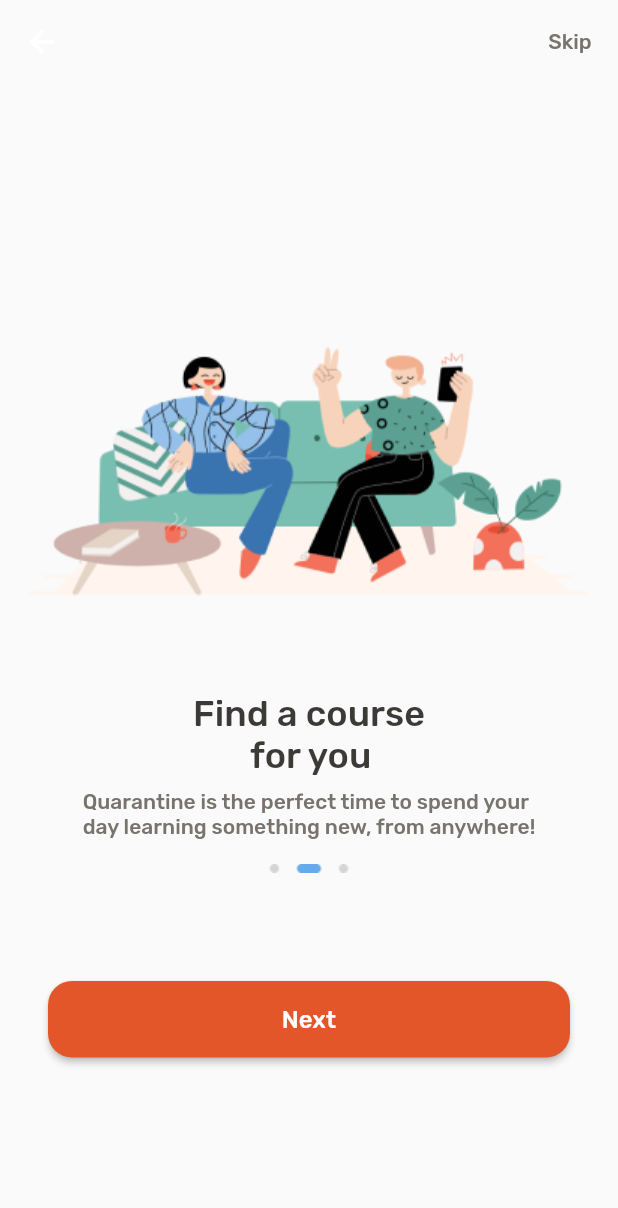
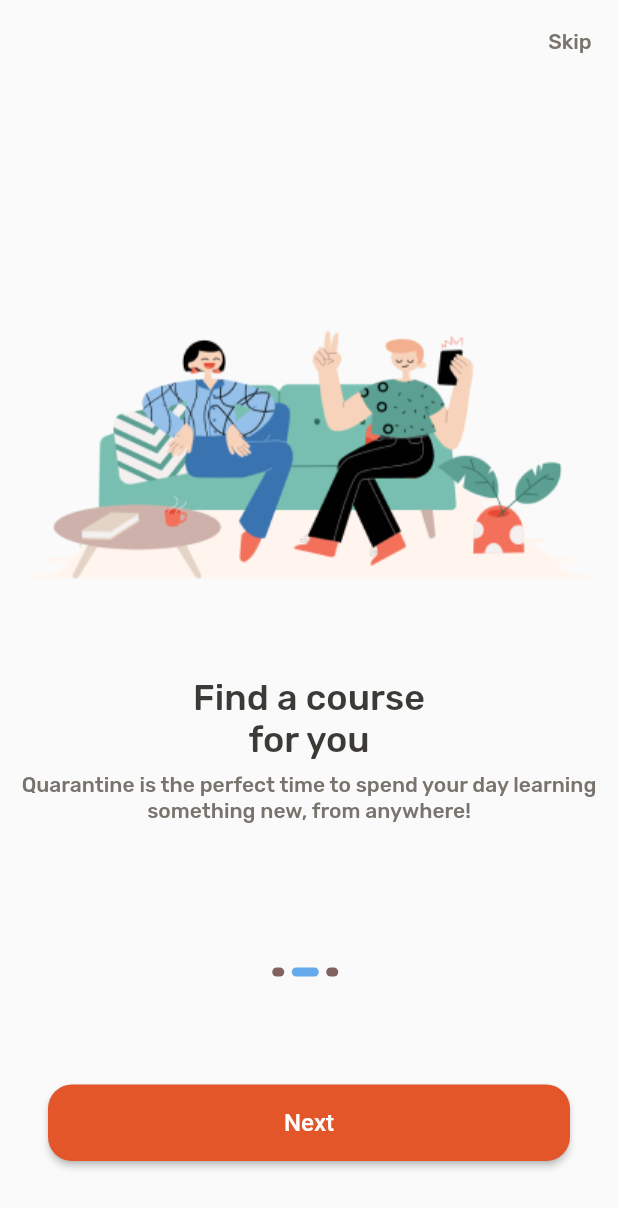
Before and after one commit to Hippip/quizz, a Flutter app: the screen it shows after launch, after a tap on "Next", on a phone screen of 412 x 824 dp. Shown: the top 1208 px of the screen. Run offline on Flutter 3.47's test engine with Material 2 defaults, Android fonts, the phone set to English and light mode, and no system bars; our stand-ins replace shared_preferences.

Commit message:
change onboarding

```diff
--- /dev/null
+++ b/lib/feature/onboarding/content_modal.dart
@@ -0,0 +1,33 @@
+import 'package:quizz/assets.dart';
+
+class unboardingContent {
+  String image;
+  String title;
+  String discription;
+
+  unboardingContent({
+    required this.image,
+    required this.title,
+    required this.discription,
+  });
+}
+
+List<unboardingContent> content = [
+  unboardingContent(
+      image: Assets.assets_images_i1_png,
+      title: "Learn anytime\n"
+          "and anywhere",
+      discription:
+          "Quarantine is the perfect time to spend your day learning something new, from anywhere!"),
+  unboardingContent(
+      image: Assets.assets_images_i2_png,
+      title: "Find a course\n"
+          "for you",
+      discription:
+          "Quarantine is the perfect time to spend your day learning something new, from anywhere!"),
+  unboardingContent(
+      image: Assets.assets_images_i3_png,
+      title: "\nImprove your skills",
+      discription:
+          "Quarantine is the perfect time to spend your day learning something new, from anywhere!"),
+];
--- a/lib/feature/onboarding/onboarding_screen.dart
+++ b/lib/feature/onboarding/onboarding_screen.dart
@@ -1,4 +1,5 @@
 import 'package:flutter/material.dart';
+import 'package:quizz/feature/onboarding/content_modal.dart';
 
 class Onboarding extends StatefulWidget {
   const Onboarding({super.key});
@@ -8,24 +9,21 @@ class Onboarding extends StatefulWidget {
 }
 
 class _OnboardingState extends State<Onboarding> {
+  int currentIndex = 0;
+  PageController? _controller;
+
   @override
-  Widget build(BuildContext context) {
-    return Scaffold(
-      body: PageView(
-        children: const [Intro(), Intro2(), Intro3()],
-      ),
-    );
-  }
+  void initState() {
+    _controller = PageController(initialPage: 0);
+    super.initState();
   }
 
-class Intro extends StatefulWidget {
-  const Intro({super.key});
-
   @override
-  State<Intro> createState() => _IntroState();
+  void dispose() {
+    _controller?.dispose();
+    super.dispose();
   }
 
-class _IntroState extends State<Intro> {
   @override
   Widget build(BuildContext context) {
     return Scaffold(
@@ -34,259 +32,111 @@ class _IntroState extends State<Intro> {
         elevation: 0,
         actions: [
           TextButton(
-              onPressed: (() {}),
-              child: const Text("Skip",
+              onPressed: () {
+                Navigator.of(context)
+                    .pushNamedAndRemoveUntil("/home", (route) => false);
+              },
+              child: const Text(
+                "Skip",
                 style: TextStyle(
                     fontSize: 14,
                     fontWeight: FontWeight.w500,
-                      color: Color(0xff78746D))))
+                    color: Color(0xff78746D)),
+              ))
         ],
       ),
-      //bottomNavigationBar: Image.asset("assets/images/homebar.png"),
-      body: Column(
+      body: Column(children: [
+        const SizedBox(height: 115),
+        Expanded(
+            child: PageView.builder(
+                controller: _controller,
+                itemCount: content.length,
+                onPageChanged: (int index) {
+                  setState(() {
+                    currentIndex = index;
+                  });
+                },
+                itemBuilder: (_, i) {
+                  return Column(
                     children: [
-          const SizedBox(height: 115),
-          Padding(
-            padding: const EdgeInsets.only(bottom: 16),
-            child: Column(
-              mainAxisSize: MainAxisSize.max,
-              children: [
-                Image.asset("assets/images/i1.png"),
+                      Image.asset(content[i].image),
                       const SizedBox(height: 16),
-                const Text(
-                  "Learn anytime and anywhere",
+                      Text(
+                        content[i].title,
                         textAlign: TextAlign.center,
-                  style: TextStyle(
+                        style: const TextStyle(
                             fontSize: 24,
                             fontWeight: FontWeight.w500,
                             color: Color(0xff3C3A36)),
                       ),
                       const SizedBox(height: 8),
-                const Text(
-                  "Quarantine is the perfect time to spend your day learning something new, from anywhere!",
+                      Text(
+                        content[i].discription,
                         textAlign: TextAlign.center,
-                  style: TextStyle(
+                        style: const TextStyle(
                             fontSize: 14,
                             fontWeight: FontWeight.w400,
                             color: Color(0xff78746D)),
                       ),
-                const SizedBox(height: 16),
-                Image.asset("assets/images/pa1.png"),
-                const SizedBox(height: 70),
+                    ],
+                  );
+                })),
         Padding(
-                  padding: const EdgeInsets.symmetric(horizontal: 32),
-                  child: ElevatedButton(
-                      style: ElevatedButton.styleFrom(
-                        shape: RoundedRectangleBorder(
-                            borderRadius: BorderRadius.circular(16)),
-                        backgroundColor: const Color(0xffE3562A),
-                      ),
-                      onPressed: (() {
-                        Navigator.of(context).pushNamed("/onBoarding2");
-                        // setState(() {
-                        //   widget.press.call();
-                        // });
-                      }),
-                      child: const Padding(
-                        padding:
-                            EdgeInsets.symmetric(horizontal: 32, vertical: 16),
+          padding: const EdgeInsets.only(top: 16, bottom: 72),
           child: Row(
             mainAxisAlignment: MainAxisAlignment.center,
-                          children: [
-                            Text(
-                              "Next",
-                              style: TextStyle(
-                                  fontSize: 16,
-                                  fontWeight: FontWeight.w500,
-                                  color: Colors.white),
-                            ),
-                          ],
-                        ),
-                      )),
-                ),
-              ],
+            children: List.generate(
+                content.length, (index) => buildDot(index, context)),
           ),
         ),
-        ],
-      ),
-    );
-  }
-}
-
-class Intro2 extends StatefulWidget {
-  const Intro2({super.key});
-
-  @override
-  State<Intro2> createState() => _Intro2State();
-}
-
-class _Intro2State extends State<Intro2> {
-  @override
-  Widget build(BuildContext context) {
-    return Scaffold(
-      appBar: AppBar(
-        backgroundColor: Colors.transparent,
-        elevation: 0,
-        actions: [
-          TextButton(
-              onPressed: (() {}),
-              child: const Text("Skip",
-                  style: TextStyle(
-                      fontSize: 14,
-                      fontWeight: FontWeight.w500,
-                      color: Color(0xff78746D))))
-        ],
-      ),
-      //bottomNavigationBar: Image.asset("assets/images/homebar.png"),
-      body: Column(
-        children: [
-          const SizedBox(height: 126),
-          Padding(
-            padding: const EdgeInsets.only(bottom: 16),
-            child: Column(
-              mainAxisSize: MainAxisSize.max,
-              children: [
-                Image.asset("assets/images/i2.png"),
-                const SizedBox(height: 16),
-                const Text(
-                  "Find a course\n"
-                  "       for you",
-                  style: TextStyle(
-                      fontSize: 24,
-                      fontWeight: FontWeight.w500,
-                      color: Color(0xff3C3A36)),
-                ),
-                const SizedBox(height: 8),
-                const Text(
-                  "Quarantine is the perfect time to spend your\n"
-                  "day learning something new, from anywhere!",
-                  style: TextStyle(
-                      fontSize: 14,
-                      fontWeight: FontWeight.w400,
-                      color: Color(0xff78746D)),
-                ),
-                const SizedBox(height: 16),
-                Image.asset("assets/images/p2.png"),
-                const SizedBox(height: 72),
         Padding(
           padding: const EdgeInsets.symmetric(horizontal: 32),
           child: ElevatedButton(
               style: ElevatedButton.styleFrom(
                   backgroundColor: const Color(0xffE3562A),
+                  textStyle: const TextStyle(
+                      fontSize: 16,
+                      fontWeight: FontWeight.w500,
+                      color: Colors.white),
                   shape: RoundedRectangleBorder(
-                            borderRadius: BorderRadius.circular(16)),
-                      ),
-                      onPressed: (() {
-                        Navigator.of(context).pushNamed("/onBoarding3");
-                      }),
-                      child: const Padding(
+                      borderRadius: BorderRadius.circular(16))),
+              onPressed: () {
+                if (currentIndex == content.length - 1) {
+                  Navigator.of(context).pushNamed("/home");
+                }
+                _controller?.nextPage(
+                    duration: const Duration(milliseconds: 100),
+                    curve: Curves.bounceIn);
+              },
+              child: Padding(
                 padding:
-                            EdgeInsets.symmetric(horizontal: 32, vertical: 16),
+                    const EdgeInsets.symmetric(horizontal: 32, vertical: 16),
                 child: Row(
                   mainAxisAlignment: MainAxisAlignment.center,
                   children: [
-                            Text(
-                              "Next",
-                              style: TextStyle(
-                                  fontSize: 16,
-                                  fontWeight: FontWeight.w500,
-                                  color: Colors.white),
-                            ),
+                    Text(currentIndex == content.length - 1
+                        ? "Let's Start"
+                        : "Next"),
                   ],
                 ),
               )),
         ),
-              ],
-            ),
-          ),
-        ],
-      ),
+        const SizedBox(height: 50),
+      ]),
     );
   }
-}
 
-class Intro3 extends StatefulWidget {
-  const Intro3({super.key});
-
-  @override
-  State<Intro3> createState() => _Intro3State();
-}
-
-class _Intro3State extends State<Intro3> {
-  @override
-  Widget build(BuildContext context) {
-    return Scaffold(
-      appBar: AppBar(
-        backgroundColor: Colors.transparent,
-        elevation: 0,
-        actions: [
-          TextButton(
-              onPressed: (() {}),
-              child: const Text("Skip",
-                  style: TextStyle(
-                      fontSize: 14,
-                      fontWeight: FontWeight.w500,
-                      color: Color(0xff78746D))))
-        ],
-      ),
-      //bottomNavigationBar: Image.asset("assets/images/homebar.png"),
-      body: Padding(
-        padding: const EdgeInsets.only(top: 122, bottom: 16),
-        child: Column(
-          mainAxisSize: MainAxisSize.max,
-          children: [
-            Image.asset("assets/images/i3.png"),
-            const SizedBox(height: 16),
-            const Text(
-              "\n"
-              "Improve your skills",
-              style: TextStyle(
-                  fontSize: 24,
-                  fontWeight: FontWeight.w500,
-                  color: Color(0xff3C3A36)),
-            ),
-            const SizedBox(height: 8),
-            const Text(
-              "Quarantine is the perfect time to spend your\n"
-              "day learning something new, from anywhere!",
-              style: TextStyle(
-                  fontSize: 14,
-                  fontWeight: FontWeight.w400,
-                  color: Color(0xff78746D)),
-            ),
-            const SizedBox(height: 16),
-            Image.asset("assets/images/p2.png"),
-            const SizedBox(height: 77),
-            Padding(
-              padding: const EdgeInsets.symmetric(horizontal: 32),
-              child: ElevatedButton(
-                  style: ElevatedButton.styleFrom(
-                    backgroundColor: const Color(0xffE3562A),
-                    shape: RoundedRectangleBorder(
-                        borderRadius: BorderRadius.circular(16)),
-                  ),
-                  onPressed: (() {
-                    Navigator.of(context).pushNamed("/home");
-                  }),
-                  child: const Padding(
-                    padding: EdgeInsets.symmetric(horizontal: 32, vertical: 16),
-                    child: Row(
-                      mainAxisAlignment: MainAxisAlignment.center,
-                      children: [
-                        Text(
-                          "Let's Start",
-                          style: TextStyle(
-                              fontSize: 16,
-                              fontWeight: FontWeight.w500,
-                              color: Colors.white),
-                        ),
-                      ],
-                    ),
-                  )),
-            ),
-          ],
-        ),
-      ),
-    );
+  Container buildDot(int index, BuildContext context) {
+    return Container(
+        height: 6,
+        width: currentIndex == index ? 18 : 8,
+        margin: const EdgeInsets.only(right: 5),
+        decoration: currentIndex == index
+            ? BoxDecoration(
+                borderRadius: BorderRadius.circular(20),
+                color: const Color(0xff65AAEA))
+            : BoxDecoration(
+                borderRadius: BorderRadius.circular(100),
+                color: const Color.fromARGB(255, 129, 98, 96)));
   }
 }
--- a/lib/feature/splash/splash.dart
+++ b/lib/feature/splash/splash.dart
@@ -1,6 +1,7 @@
 import 'dart:async';
 
 import 'package:flutter/material.dart';
+import 'package:quizz/assets.dart';
 import 'package:shared_preferences/shared_preferences.dart';
 
 class Splash extends StatefulWidget {
@@ -51,7 +52,7 @@ class _SplashState extends State<Splash> {
         child: Column(
           children: [
             const SizedBox(height: 243),
-            Image.asset("assets/images/i0.png"),
+            Image.asset(Assets.assets_images_i0_png),
             const SizedBox(height: 16),
             const Text(
               "CodeFactory",
--- a/lib/intro/Router.dart
+++ b/lib/intro/Router.dart
@@ -14,18 +14,6 @@ class router {
         {
           return MaterialPageRoute(builder: (_) => const Onboarding());
         }
-      case "/onBoarding1":
-        {
-          return MaterialPageRoute(builder: (_) => const Intro());
-        }
-      case "/onBoarding2":
-        {
-          return MaterialPageRoute(builder: (_) => const Intro2());
-        }
-      case "/onBoarding3":
-        {
-          return MaterialPageRoute(builder: (_) => const Intro3());
-        }
       case "/home":
         {
           return MaterialPageRoute(builder: (_) => const Home());
--- a/pubspec.yaml
+++ b/pubspec.yaml
@@ -42,6 +42,7 @@ dependencies:
   cupertino_icons: ^1.0.2
   image: ^4.0.17
   shared_preferences: ^2.0.0
+  assets_gen: ^1.5.0
 
 dev_dependencies:
   flutter_test:
```
Also changed, not shown: lib/assets.dart (added, +32 -0 lines), lib/intro/modul_intro.dart (deleted, +0 -95 lines), lib/intro/modul_intro2.dart (deleted, +0 -95 lines), lib/intro/modul_intro3.dart (deleted, +0 -88 lines), lib/intro/modul_splash.dart (deleted, +0 -27 lines), pubspec.lock, 1 other file. Lines whose indentation alone changed are shown as unchanged.
